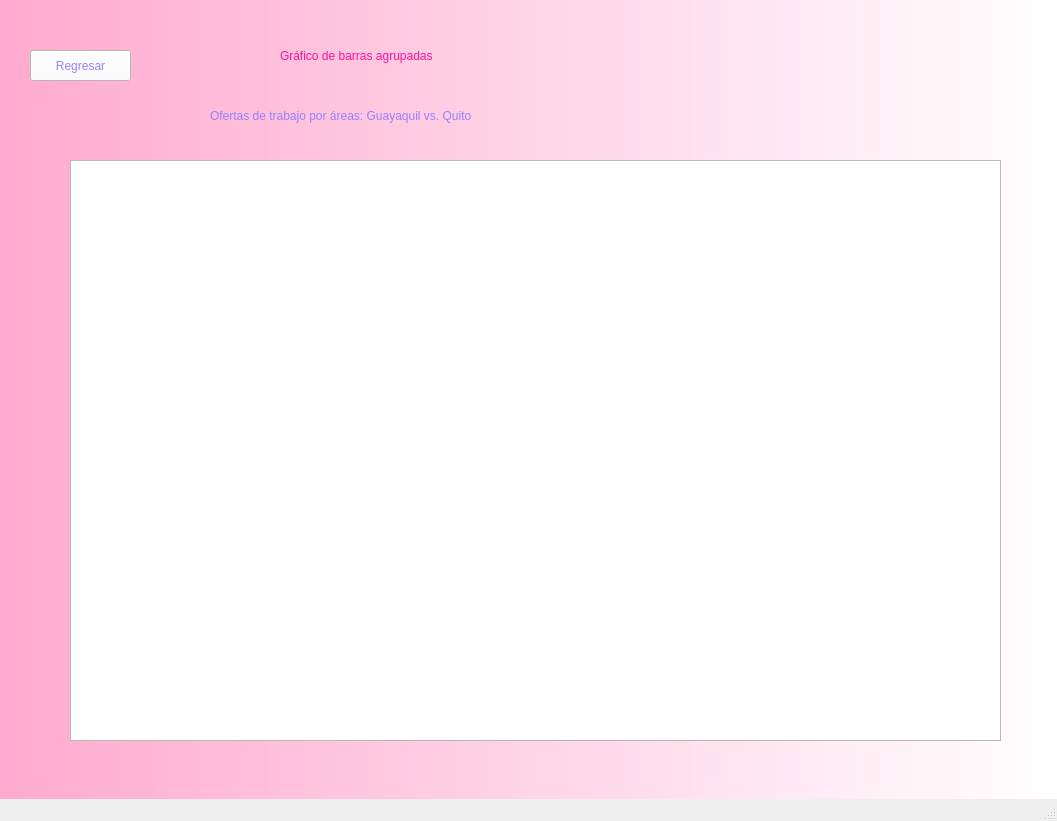
The window that ProyectoFinal/screen4.ui (gabiruca/LenguajesProgramacion) describes before a commit, drawn with Qt 5.
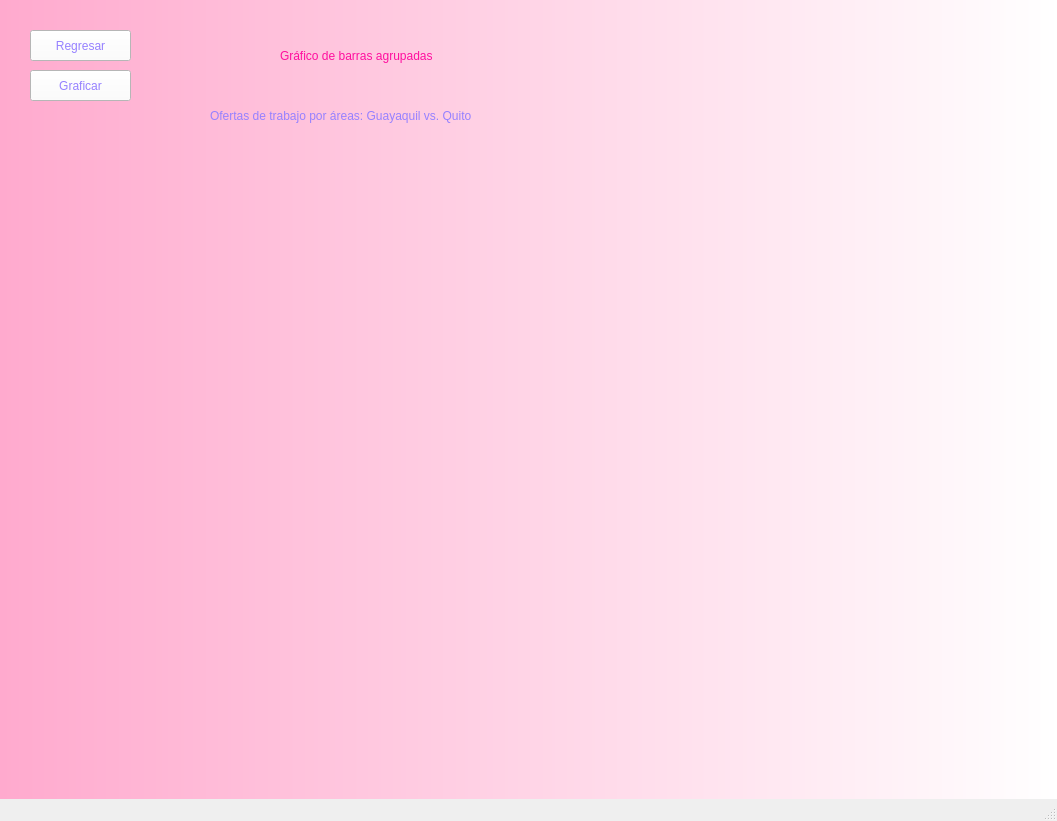
The same window after the commit.

```diff
--- a/ProyectoFinal/screen4.ui
+++ b/ProyectoFinal/screen4.ui
@@ -53,7 +53,7 @@
     <property name="geometry">
      <rect>
       <x>30</x>
-      <y>50</y>
+      <y>30</y>
       <width>101</width>
       <height>31</height>
      </rect>
@@ -86,14 +86,68 @@
      <string>Ofertas de trabajo por áreas: Guayaquil vs. Quito</string>
     </property>
    </widget>
-   <widget class="QGraphicsView" name="graphicsView">
+   <widget class="QLabel" name="label_3">
+    <property name="geometry">
+     <rect>
+      <x>20</x>
+      <y>690</y>
+      <width>1011</width>
+      <height>51</height>
+     </rect>
+    </property>
+    <property name="styleSheet">
+     <string notr="true">font: 12pt &quot;Comic Sans MS&quot;;
+</string>
+    </property>
+    <property name="text">
+     <string/>
+    </property>
+   </widget>
+   <widget class="QWidget" name="horizontalLayoutWidget">
     <property name="geometry">
      <rect>
       <x>70</x>
-      <y>160</y>
+      <y>140</y>
       <width>931</width>
-      <height>581</height>
+      <height>551</height>
      </rect>
+    </property>
+    <layout class="QHBoxLayout" name="horizontalLayout"/>
+   </widget>
+   <widget class="QPushButton" name="pushButton_4">
+    <property name="geometry">
+     <rect>
+      <x>30</x>
+      <y>70</y>
+      <width>101</width>
+      <height>31</height>
+     </rect>
+    </property>
+    <property name="styleSheet">
+     <string notr="true">background-color: rgb(255, 255, 255);
+color: rgb(150, 129, 255);
+font: 60 12pt &quot;Rockwell&quot;;
+border-color: rgb(180, 126, 255);</string>
+    </property>
+    <property name="text">
+     <string>Graficar</string>
+    </property>
+   </widget>
+   <widget class="QLabel" name="label_4">
+    <property name="geometry">
+     <rect>
+      <x>20</x>
+      <y>730</y>
+      <width>1011</width>
+      <height>51</height>
+     </rect>
+    </property>
+    <property name="styleSheet">
+     <string notr="true">font: 12pt &quot;Comic Sans MS&quot;;
+</string>
+    </property>
+    <property name="text">
+     <string/>
     </property>
    </widget>
   </widget>
```
Left out of the diff: 4 changed lines with no effect on the pictures.
